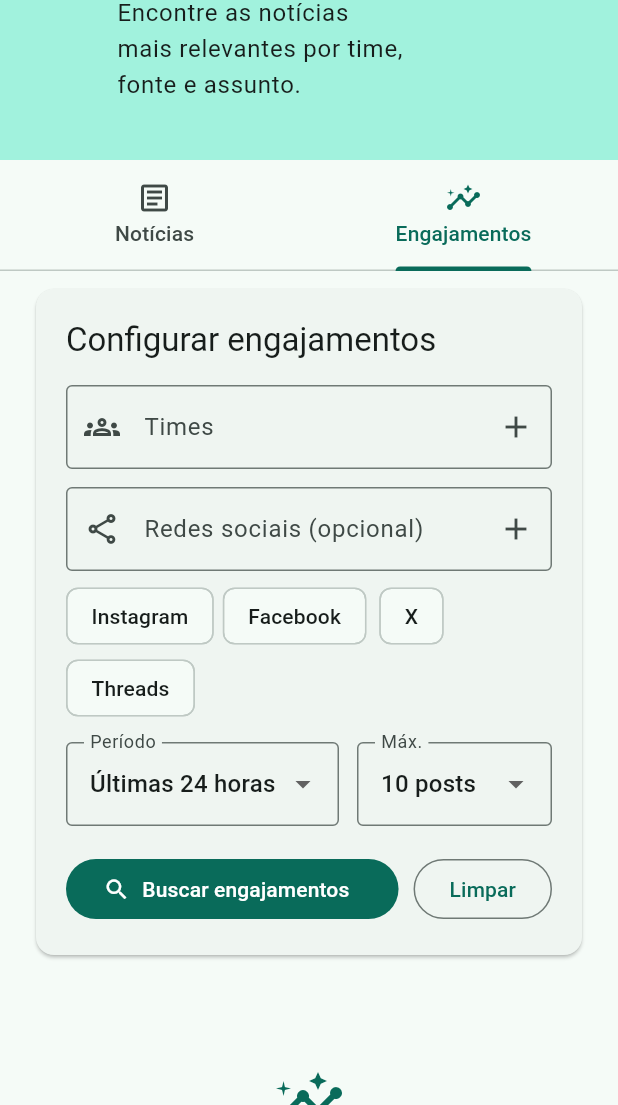
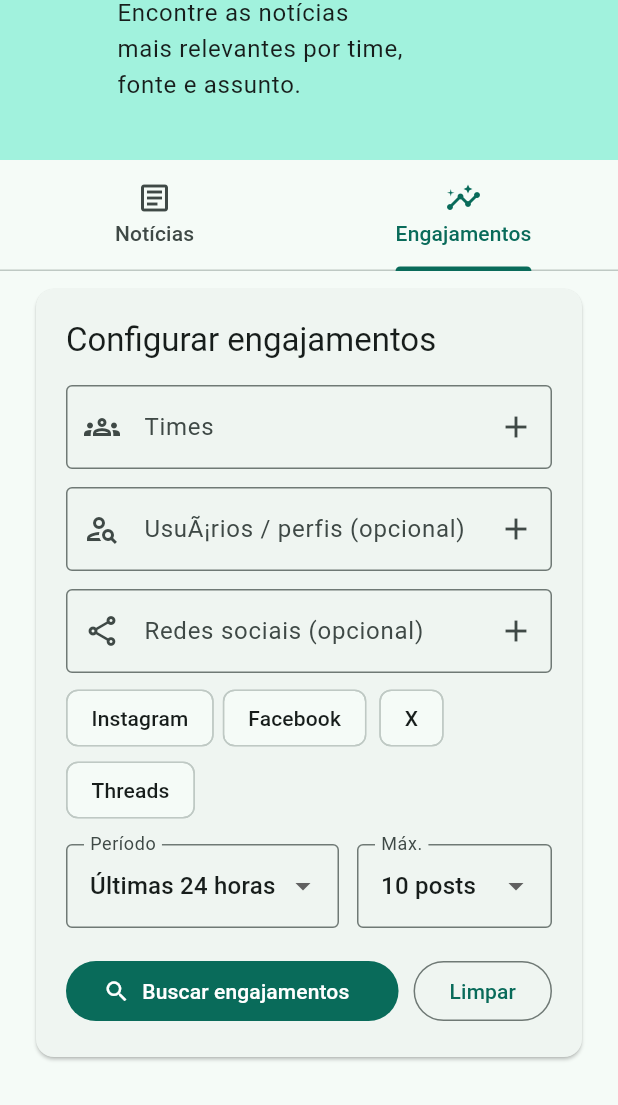
Before and after one commit to Av3z/futebol-radar, a Flutter app: the screen it shows after launch, tab 2 chosen, on a phone screen of 412 x 824 dp, the part 131-1236 px from its top. Run offline on Flutter 3.47's test engine with Material 3 defaults, Android fonts, the phone set to English and light mode, and no system bars; our stand-ins replace dio, equatable, flutter_bloc, get_it, go_router, shared_preferences.

Commit message:
feat: add profiles support to engagement and news search features

```diff
--- a/lib/features/engagements/data/models/engagement_models.dart
+++ b/lib/features/engagements/data/models/engagement_models.dart
@@ -1,6 +1,7 @@
 import '../../domain/entities/social_post.dart';
 import '../../domain/entities/engagement_filters.dart';
 import '../../domain/entities/team_engagement.dart';
+import '../../../../core/media/media_url.dart';
 
 class EngagementSearchRequestModel {
   const EngagementSearchRequestModel(this.filters);
@@ -9,6 +10,7 @@ class EngagementSearchRequestModel {
 
   Map<String, dynamic> toJson() => {
         'teams': filters.teams,
+        'profiles': filters.profiles,
         'sources': filters.sources,
         'max_results_per_team': filters.maxResultsPerTeam,
         'period_hours': filters.periodHours,
@@ -56,7 +58,7 @@ class SocialPostModel {
         author: data['author'] as String,
         text: data['text'] as String,
         url: data['url'] as String,
-        imageUrl: data['image_url'] as String?,
+        imageUrl: proxiedImageUrl(data['image_url'] as String?),
         publishedAt: data['published_at'] == null
             ? null
             : DateTime.parse(data['published_at'] as String),
--- a/lib/features/engagements/domain/entities/engagement_filters.dart
+++ b/lib/features/engagements/domain/entities/engagement_filters.dart
@@ -3,16 +3,19 @@ import 'package:equatable/equatable.dart';
 class EngagementFilters extends Equatable {
   const EngagementFilters({
     required this.teams,
+    required this.profiles,
     required this.sources,
     required this.maxResultsPerTeam,
     required this.periodHours,
   });
 
   final List<String> teams;
+  final List<String> profiles;
   final List<String> sources;
   final int maxResultsPerTeam;
   final int periodHours;
 
   @override
-  List<Object?> get props => [teams, sources, maxResultsPerTeam, periodHours];
+  List<Object?> get props =>
+      [teams, profiles, sources, maxResultsPerTeam, periodHours];
 }
--- a/lib/features/engagements/presentation/pages/engagements_tab.dart
+++ b/lib/features/engagements/presentation/pages/engagements_tab.dart
@@ -16,10 +16,14 @@ class EngagementsTab extends StatefulWidget {
   State<EngagementsTab> createState() => _EngagementsTabState();
 }
 
-class _EngagementsTabState extends State<EngagementsTab> {
+class _EngagementsTabState extends State<EngagementsTab>
+    with AutomaticKeepAliveClientMixin<EngagementsTab> {
   final controller = NewsSearchController();
   int periodHours = 24;
   int maxResults = 10;
+
+  @override
+  bool get wantKeepAlive => true;
 
   @override
   void dispose() {
@@ -29,6 +33,7 @@ class _EngagementsTabState extends State<EngagementsTab> {
 
   void _clearSearch(BuildContext blocContext) {
     controller.teams.clear();
+    controller.profiles.clear();
     controller.sources.clear();
     setState(() {});
     blocContext.read<EngagementBloc>().add(const EngagementSearchCleared());
@@ -43,6 +48,7 @@ class _EngagementsTabState extends State<EngagementsTab> {
     blocContext.read<EngagementBloc>().add(EngagementSearchRequested(
           EngagementFilters(
             teams: List.of(controller.teams),
+            profiles: List.of(controller.profiles),
             sources: controller.sources.isEmpty
                 ? const ['Instagram', 'Facebook', 'X', 'Threads']
                 : List.of(controller.sources),
@@ -53,7 +59,9 @@ class _EngagementsTabState extends State<EngagementsTab> {
   }
 
   @override
-  Widget build(BuildContext context) => BlocProvider(
+  Widget build(BuildContext context) {
+    super.build(context);
+    return BlocProvider(
       create: (_) => getIt<EngagementBloc>(),
       child: Builder(
         builder: (context) => CustomScrollView(
@@ -91,3 +99,4 @@ class _EngagementsTabState extends State<EngagementsTab> {
       ),
     );
   }
+}
--- a/lib/features/engagements/presentation/widgets/engagement_filters_panel.dart
+++ b/lib/features/engagements/presentation/widgets/engagement_filters_panel.dart
@@ -42,6 +42,16 @@ class EngagementFiltersPanel extends StatelessWidget {
                 label: 'Times',
                 hint: 'Ex.: Santos',
                 icon: Icons.groups_outlined,
+                onChanged: onChanged,
+              ),
+              const SizedBox(height: 12),
+              TagInputField(
+                controller: controller,
+                field: controller.profile,
+                values: controller.profiles,
+                label: 'UsuÃ¡rios / perfis (opcional)',
+                hint: '@santosfc ou nome do perfil',
+                icon: Icons.person_search_outlined,
                 onChanged: onChanged,
               ),
               const SizedBox(height: 12),
--- a/lib/features/news_search/data/models/news_search_models.dart
+++ b/lib/features/news_search/data/models/news_search_models.dart
@@ -1,6 +1,7 @@
 import '../../domain/entities/news_article.dart';
 import '../../domain/entities/search_filters.dart';
 import '../../domain/entities/team_news.dart';
+import '../../../../core/media/media_url.dart';
 
 class NewsSearchRequestModel {
   const NewsSearchRequestModel(this.filters);
@@ -31,7 +32,7 @@ class NewsSearchResponseModel {
             team: data['team'] as String,
             source: data['source'] as String,
             url: data['url'] as String,
-            imageUrl: data['image_url'] as String?,
+            imageUrl: proxiedImageUrl(data['image_url'] as String?),
             publishedAt: data['published_at'] == null
                 ? null
                 : DateTime.tryParse(data['published_at'] as String),
--- a/lib/features/news_search/presentation/controllers/news_search_controller.dart
+++ b/lib/features/news_search/presentation/controllers/news_search_controller.dart
@@ -2,14 +2,17 @@ import 'package:flutter/material.dart';
 
 class NewsSearchController {
   final team = TextEditingController();
+  final profile = TextEditingController();
   final source = TextEditingController();
   final keyword = TextEditingController();
   final teams = <String>[];
+  final profiles = <String>[];
   final sources = <String>[];
   final keywords = <String>[];
 
   void dispose() {
     team.dispose();
+    profile.dispose();
     source.dispose();
     keyword.dispose();
   }
```
Also changed, not shown: lib/core/media/media_url.dart (added, +11 -0 lines), lib/features/news_search/presentation/pages/news_search_tab.dart (+9 -2 lines). Lines whose indentation alone changed are shown as unchanged.
